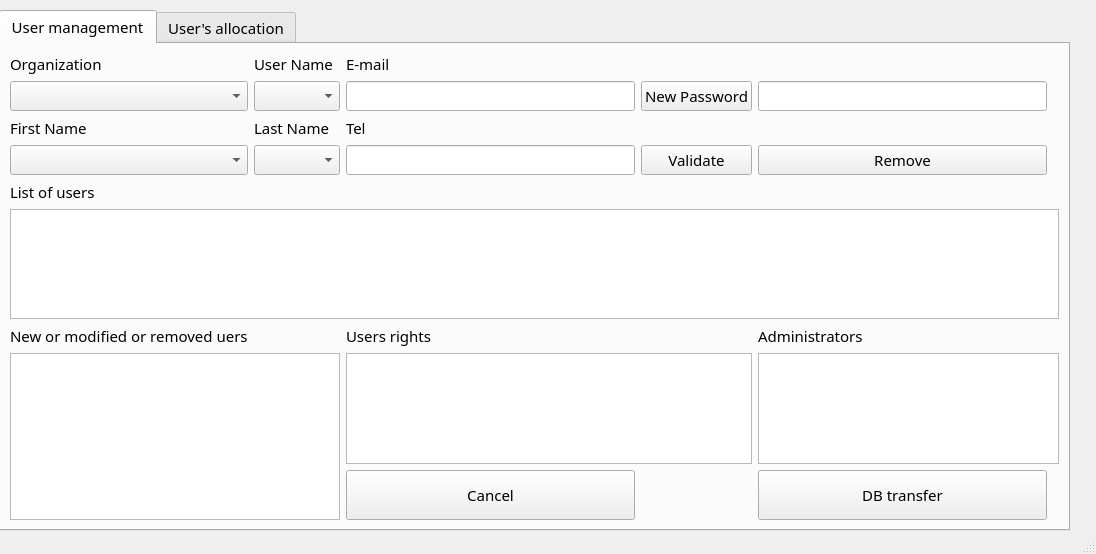
Above: cleansky_LMSM/ui_to_py_by_qtdesigner/Management.ui from HouzeZHANG/CSLMSM before the change. Below: the same form after it.
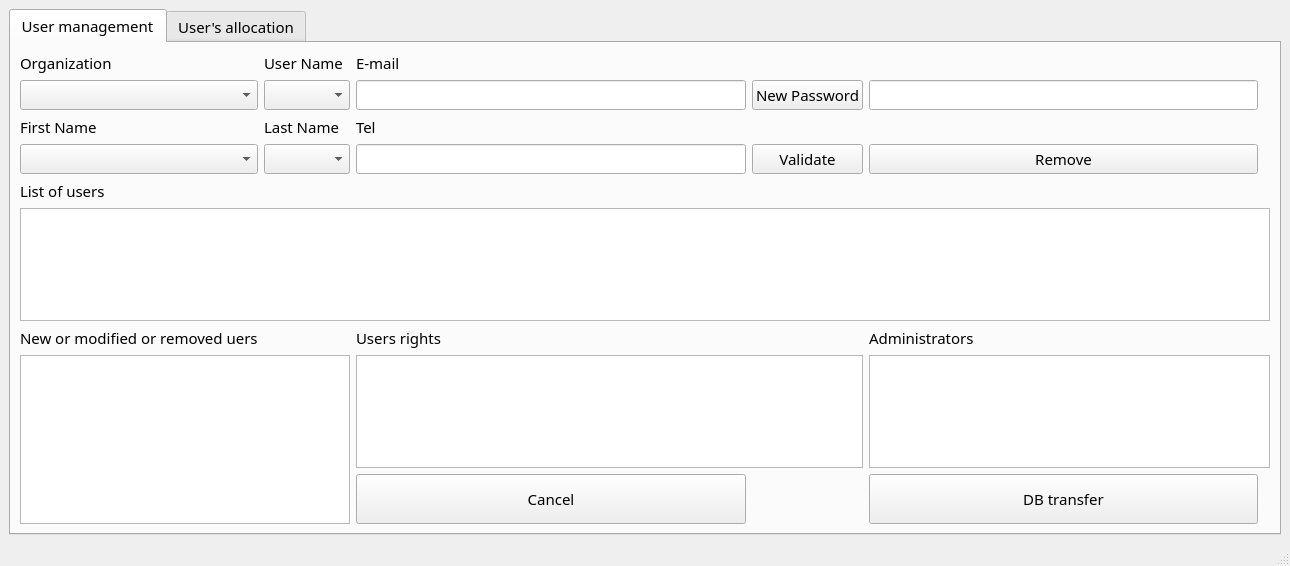
That is the form after the change.

The edit to the form file:
```diff
--- a/cleansky_LMSM/ui_to_py_by_qtdesigner/Management.ui
+++ b/cleansky_LMSM/ui_to_py_by_qtdesigner/Management.ui
@@ -6,26 +6,20 @@
    <rect>
     <x>0</x>
     <y>0</y>
-    <width>1096</width>
-    <height>554</height>
+    <width>1273</width>
+    <height>536</height>
    </rect>
   </property>
   <property name="windowTitle">
    <string>Management</string>
   </property>
   <widget class="QWidget" name="centralwidget">
+   <layout class="QHBoxLayout" name="horizontalLayout_7">
+    <item>
    <widget class="QTabWidget" name="tabWidget">
     <property name="enabled">
      <bool>true</bool>
     </property>
-    <property name="geometry">
-     <rect>
-      <x>-1</x>
-      <y>10</y>
-      <width>1071</width>
-      <height>521</height>
-     </rect>
-    </property>
     <property name="font">
      <font>
       <family>微软雅黑</family>
@@ -874,6 +868,8 @@
      </layout>
     </widget>
    </widget>
+    </item>
+   </layout>
   </widget>
   <widget class="QStatusBar" name="statusbar"/>
  </widget>
```
Lines whose indentation alone changed are shown as unchanged.
